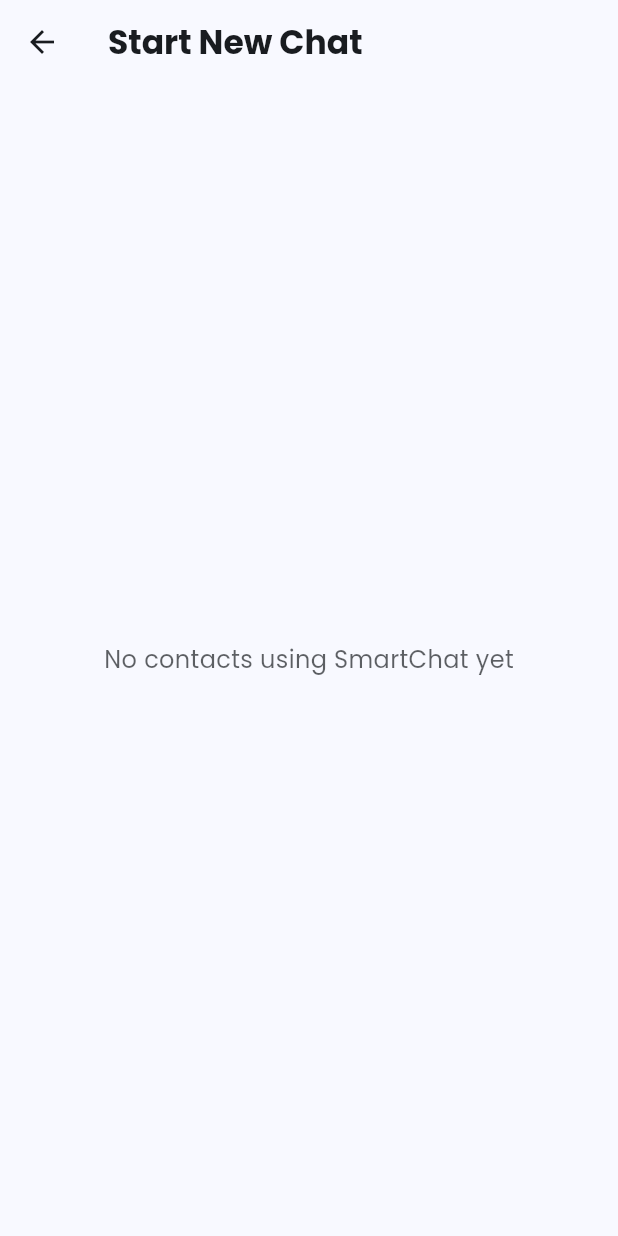
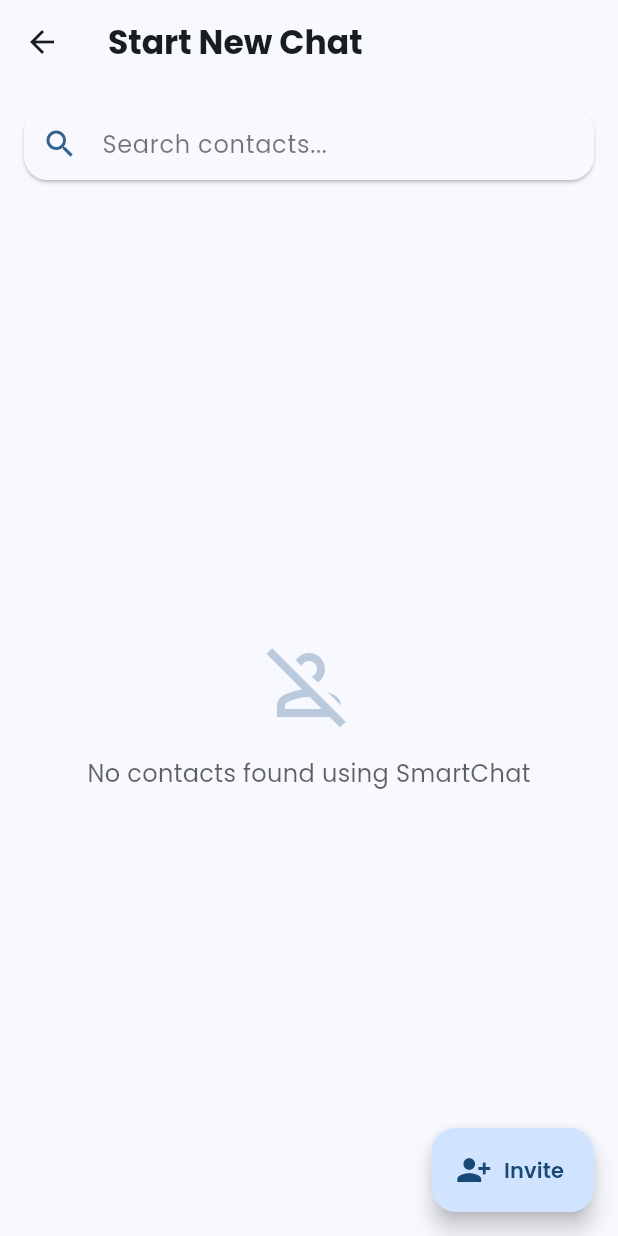
Before and after one commit to anupamm3/smart-chat-app, a Flutter app: the NewChatScreen screen opened by its route, on a phone screen of 412 x 824 dp. Run offline on Flutter 3.47's test engine with Material 3 defaults, Android fonts, the light colour scheme and no system bars; our stand-ins replace cloud_firestore, firebase_auth, firebase_core, flutter_contacts, flutter_riverpod, google_fonts and 2 more; accounts and stored records are empty.

Commit message:
new chat screen setup

```diff
--- a/lib/features/users/screens/new_chat_screen.dart
+++ b/lib/features/users/screens/new_chat_screen.dart
@@ -19,6 +19,7 @@
   List<UserModel> _matchedUsers = [];
   Map<String, String> _contactNameByPhone = {};
   final _currentUserId = FirebaseAuth.instance.currentUser?.uid;
+  String _search = "";
 
   @override
   void initState() {
@@ -96,17 +97,57 @@
   }
 
   String _normalizePhone(String phone) {
-    // Remove spaces, dashes, parentheses, and leading zeros
     var normalized = phone.replaceAll(RegExp(r'[^\d+]'), '');
-    // If starts with 00, replace with +
     if (normalized.startsWith('00')) {
       normalized = '+${normalized.substring(2)}';
     }
-    // If doesn't start with + and is long enough, add +
     if (!normalized.startsWith('+') && normalized.length >= 10) {
       normalized = '+$normalized';
     }
     return normalized;
+  }
+
+  List<UserModel> get _filteredUsers {
+    List<UserModel> filtered;
+    if (_search.trim().isEmpty) {
+      filtered = List<UserModel>.from(_matchedUsers);
+    } else {
+      final query = _search.trim().toLowerCase();
+      filtered = _matchedUsers.where((user) {
+        final normalizedPhone = _normalizePhone(user.phoneNumber);
+        final normalizedPhoneNoPlus = normalizedPhone.startsWith('+')
+            ? normalizedPhone.substring(1)
+            : normalizedPhone;
+        final last10 = normalizedPhone.length >= 10
+            ? normalizedPhone.substring(normalizedPhone.length - 10)
+            : normalizedPhone;
+        final contactName =
+            _contactNameByPhone[normalizedPhone] ??
+            _contactNameByPhone[normalizedPhoneNoPlus] ??
+            _contactNameByPhone[last10] ??
+            "";
+        return contactName.toLowerCase().contains(query) ||
+            user.phoneNumber.contains(query) ||
+            user.name.toLowerCase().contains(query);
+      }).toList();
+    }
+
+    // Sort alphabetically by contact name (or phone number if no contact name)
+    filtered.sort((a, b) {
+      final aNorm = _normalizePhone(a.phoneNumber);
+      final bNorm = _normalizePhone(b.phoneNumber);
+      final aName = _contactNameByPhone[aNorm] ??
+          _contactNameByPhone[aNorm.startsWith('+') ? aNorm.substring(1) : aNorm] ??
+          _contactNameByPhone[aNorm.length >= 10 ? aNorm.substring(aNorm.length - 10) : aNorm] ??
+          a.phoneNumber;
+      final bName = _contactNameByPhone[bNorm] ??
+          _contactNameByPhone[bNorm.startsWith('+') ? bNorm.substring(1) : bNorm] ??
+          _contactNameByPhone[bNorm.length >= 10 ? bNorm.substring(bNorm.length - 10) : bNorm] ??
+          b.phoneNumber;
+      return aName.toLowerCase().compareTo(bName.toLowerCase());
+    });
+
+    return filtered;
   }
 
   @override
@@ -122,27 +163,76 @@
         backgroundColor: Colors.transparent,
         elevation: 0,
       ),
-      body: _loading
+      floatingActionButton: FloatingActionButton.extended(
+        icon: const Icon(Icons.person_add_alt_1),
+        label: Text(
+          "Invite",
+          style: GoogleFonts.poppins(fontWeight: FontWeight.w600),
+        ),
+        onPressed: () {
+          // TODO: Implement invite/share logic
+          ScaffoldMessenger.of(context).showSnackBar(
+            const SnackBar(content: Text("Invite feature coming soon!")),
+          );
+        },
+      ),
+      body: RefreshIndicator(
+        onRefresh: _fetchContactsAndUsers,
+        child: Column(
+          children: [
+            Padding(
+              padding: const EdgeInsets.fromLTRB(16, 16, 16, 8),
+              child: Material(
+                elevation: 1,
+                borderRadius: BorderRadius.circular(16),
+                child: TextField(
+                  onChanged: (val) => setState(() => _search = val),
+                  style: GoogleFonts.poppins(),
+                  decoration: InputDecoration(
+                    hintText: "Search contacts...",
+                    hintStyle: GoogleFonts.poppins(
+                      color: colorScheme.onSurface.withAlpha((0.6 * 255).toInt()),
+                    ),
+                    prefixIcon: Icon(Icons.search, color: colorScheme.primary),
+                    filled: true,
+                    fillColor: colorScheme.surface.withAlpha(230),
+                    contentPadding: const EdgeInsets.symmetric(vertical: 0, horizontal: 12),
+                    border: OutlineInputBorder(
+                      borderRadius: BorderRadius.circular(16),
+                      borderSide: BorderSide.none,
+                    ),
+                  ),
+                ),
+              ),
+            ),
+            Expanded(
+              child: _loading
                   ? const Center(child: CircularProgressIndicator())
-          : _matchedUsers.isEmpty
+                  : _filteredUsers.isEmpty
                       ? Center(
-                  child: Text(
-                    "No contacts using SmartChat yet",
+                          child: Column(
+                            mainAxisAlignment: MainAxisAlignment.center,
+                            children: [
+                              Icon(Icons.person_off_outlined,
+                                  size: 64,
+                                  color: colorScheme.primary.withAlpha(80)),
+                              const SizedBox(height: 16),
+                              Text(
+                                "No contacts found using SmartChat",
                                 style: GoogleFonts.poppins(
                                   color: colorScheme.onSurface.withAlpha((0.7 * 255).toInt()),
                                   fontSize: 16,
                                 ),
                               ),
+                            ],
+                          ),
                         )
                       : ListView.separated(
-                  padding: const EdgeInsets.symmetric(vertical: 8),
-                  itemCount: _matchedUsers.length,
-                  separatorBuilder: (_, __) => Divider(
-                    color: colorScheme.outline.withAlpha((0.08 * 255).toInt()),
-                    height: 0,
-                  ),
+                          padding: const EdgeInsets.symmetric(horizontal: 12, vertical: 8),
+                          itemCount: _filteredUsers.length,
+                          separatorBuilder: (_, __) => const SizedBox(height: 12),
                           itemBuilder: (context, index) {
-                    final user = _matchedUsers[index];
+                            final user = _filteredUsers[index];
                             final normalizedPhone = _normalizePhone(user.phoneNumber);
                             final normalizedPhoneNoPlus = normalizedPhone.startsWith('+')
                                 ? normalizedPhone.substring(1)
@@ -151,20 +241,38 @@
                                 ? normalizedPhone.substring(normalizedPhone.length - 10)
                                 : normalizedPhone;
 
-                    // Try all possible keys for contact name
                             final contactName =
                                 _contactNameByPhone[normalizedPhone] ??
                                 _contactNameByPhone[normalizedPhoneNoPlus] ??
                                 _contactNameByPhone[last10];
 
-                    return ListTile(
+                            return Card(
+                              elevation: 1,
+                              margin: EdgeInsets.zero,
+                              shape: RoundedRectangleBorder(
+                                borderRadius: BorderRadius.circular(16),
+                              ),
+                              color: colorScheme.surface.withAlpha(
+                                  Theme.of(context).brightness == Brightness.dark ? 180 : 240),
+                              child: ListTile(
+                                contentPadding: const EdgeInsets.symmetric(horizontal: 16, vertical: 0),
                                 leading: CircleAvatar(
+                                  radius: 26,
                                   backgroundImage: user.photoUrl.isNotEmpty
                                       ? NetworkImage(user.photoUrl)
                                       : null,
                                   backgroundColor: colorScheme.primaryContainer,
                                   child: user.photoUrl.isEmpty
-                            ? Icon(Icons.person, color: colorScheme.primary)
+                                      ? Text(
+                                          (contactName != null && contactName.isNotEmpty)
+                                              ? contactName[0].toUpperCase()
+                                              : user.phoneNumber[0],
+                                          style: GoogleFonts.poppins(
+                                            color: colorScheme.primary,
+                                            fontWeight: FontWeight.bold,
+                                            fontSize: 22,
+                                          ),
+                                        )
                                       : null,
                                 ),
                                 title: Text(
@@ -176,14 +284,17 @@
                                     color: colorScheme.onSurface,
                                   ),
                                 ),
-                      subtitle: user.email.isNotEmpty
-                          ? Text(
-                              user.email,
+                                subtitle: Text(
+                                  (contactName != null && contactName.isNotEmpty)
+                                      ? "In your contacts"
+                                      : "SmartChat user",
                                   style: GoogleFonts.poppins(
                                     color: colorScheme.onSurface.withAlpha((0.7 * 255).toInt()),
+                                    fontSize: 13,
                                   ),
-                            )
-                          : null,
+                                ),
+                                trailing: Icon(Icons.arrow_forward_ios_rounded,
+                                    color: colorScheme.primary, size: 22),
                                 onTap: () {
                                   Navigator.pushNamed(
                                     context,
@@ -194,8 +305,13 @@
                                     },
                                   );
                                 },
+                              ),
                             );
-                  }
+                          },
+                        ),
+            ),
+          ],
+        ),
       ),
     );
   }
```
Lines whose indentation alone changed are shown as unchanged.
